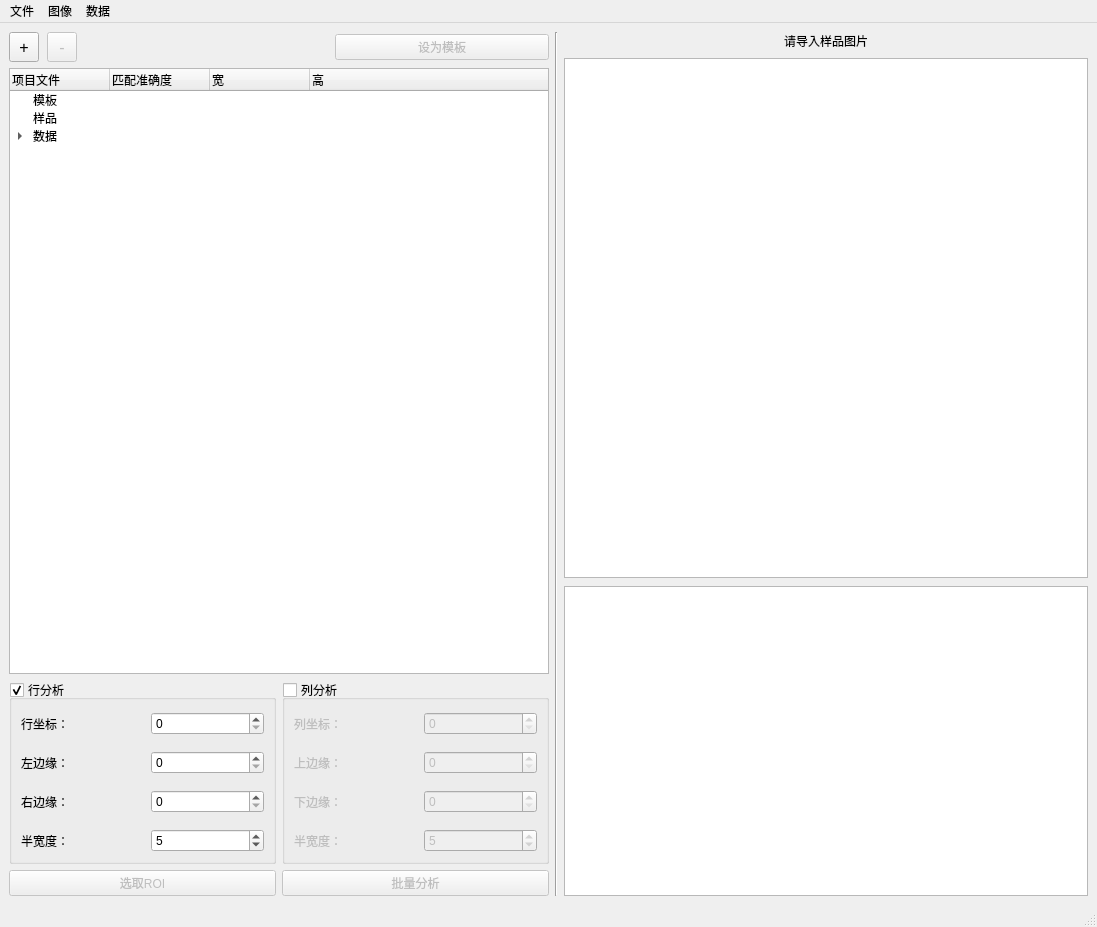
fupcode/strain-meter, file GUI/resources/main.ui: the form before one commit.
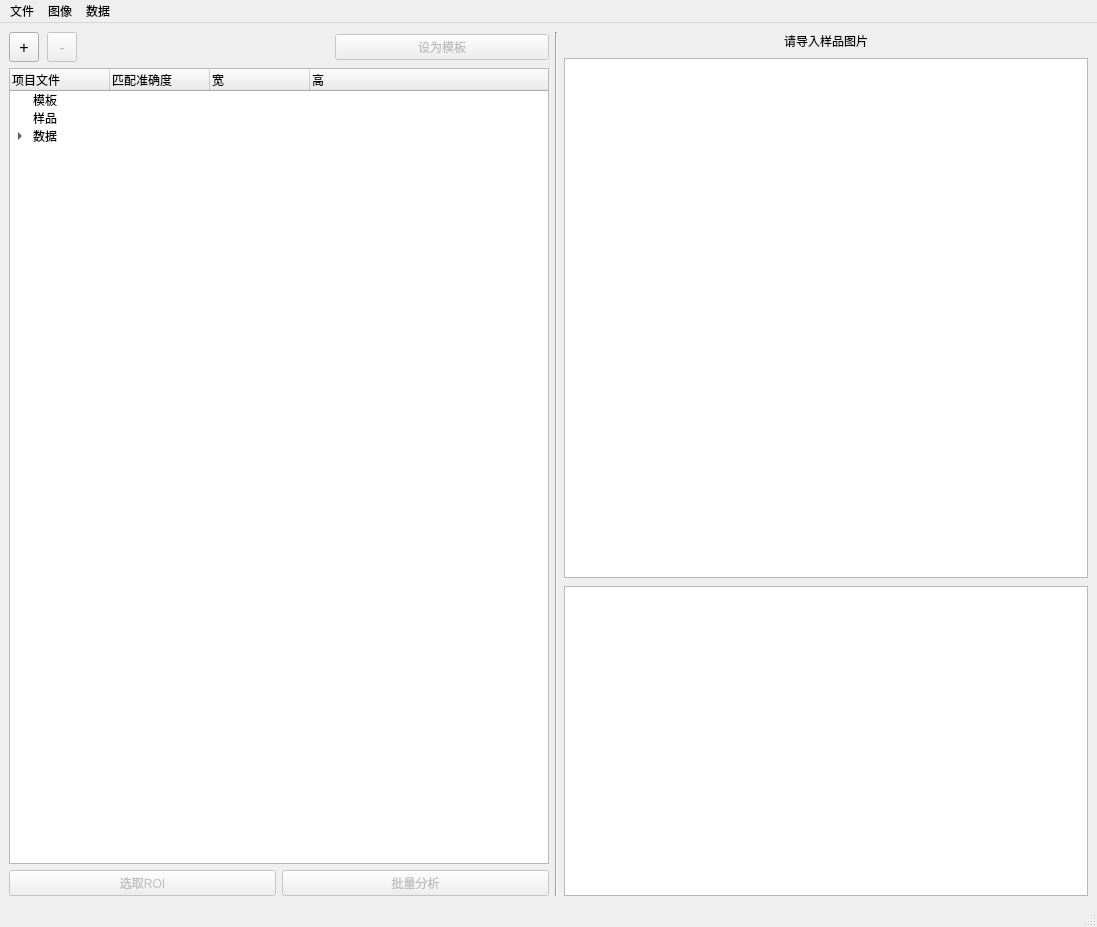
The form after the commit.

The edit to the form file:
```diff
--- a/GUI/resources/main.ui
+++ b/GUI/resources/main.ui
@@ -186,219 +186,6 @@
         </item>
        </widget>
       </item>
-      <item>
-       <layout class="QHBoxLayout" name="horizontalLayout_5">
-        <item>
-         <widget class="QGroupBox" name="groupBox_row">
-          <property name="sizePolicy">
-           <sizepolicy hsizetype="Preferred" vsizetype="Fixed">
-            <horstretch>0</horstretch>
-            <verstretch>0</verstretch>
-           </sizepolicy>
-          </property>
-          <property name="title">
-           <string>行分析</string>
-          </property>
-          <property name="flat">
-           <bool>false</bool>
-          </property>
-          <property name="checkable">
-           <bool>true</bool>
-          </property>
-          <layout class="QVBoxLayout" name="verticalLayout">
-           <property name="spacing">
-            <number>16</number>
-           </property>
-           <property name="topMargin">
-            <number>12</number>
-           </property>
-           <property name="rightMargin">
-            <number>9</number>
-           </property>
-           <item>
-            <layout class="QHBoxLayout" name="horizontalLayout">
-             <item>
-              <widget class="QLabel" name="label_position">
-               <property name="text">
-                <string>行坐标：</string>
-               </property>
-              </widget>
-             </item>
-             <item>
-              <widget class="QSpinBox" name="spinBox_position">
-               <property name="sizePolicy">
-                <sizepolicy hsizetype="Minimum" vsizetype="Fixed">
-                 <horstretch>0</horstretch>
-                 <verstretch>0</verstretch>
-                </sizepolicy>
-               </property>
-               <property name="minimumSize">
-                <size>
-                 <width>0</width>
-                 <height>0</height>
-                </size>
-               </property>
-              </widget>
-             </item>
-            </layout>
-           </item>
-           <item>
-            <layout class="QHBoxLayout" name="horizontalLayout_2">
-             <item>
-              <widget class="QLabel" name="label_edge1">
-               <property name="text">
-                <string>左边缘：</string>
-               </property>
-              </widget>
-             </item>
-             <item>
-              <widget class="QSpinBox" name="spinBox_edge1"/>
-             </item>
-            </layout>
-           </item>
-           <item>
-            <layout class="QHBoxLayout" name="horizontalLayout_3">
-             <item>
-              <widget class="QLabel" name="label_edge2">
-               <property name="text">
-                <string>右边缘：</string>
-               </property>
-              </widget>
-             </item>
-             <item>
-              <widget class="QSpinBox" name="spinBox_edge2"/>
-             </item>
-            </layout>
-           </item>
-           <item>
-            <layout class="QHBoxLayout" name="horizontalLayout_4">
-             <item>
-              <widget class="QLabel" name="label_width">
-               <property name="text">
-                <string>半宽度：</string>
-               </property>
-              </widget>
-             </item>
-             <item>
-              <widget class="QSpinBox" name="spinBox_width">
-               <property name="value">
-                <number>5</number>
-               </property>
-              </widget>
-             </item>
-            </layout>
-           </item>
-          </layout>
-         </widget>
-        </item>
-        <item>
-         <widget class="QGroupBox" name="groupBox_col">
-          <property name="sizePolicy">
-           <sizepolicy hsizetype="Preferred" vsizetype="Fixed">
-            <horstretch>0</horstretch>
-            <verstretch>0</verstretch>
-           </sizepolicy>
-          </property>
-          <property name="title">
-           <string>列分析</string>
-          </property>
-          <property name="flat">
-           <bool>false</bool>
-          </property>
-          <property name="checkable">
-           <bool>true</bool>
-          </property>
-          <property name="checked">
-           <bool>false</bool>
-          </property>
-          <layout class="QVBoxLayout" name="verticalLayout_4">
-           <property name="spacing">
-            <number>16</number>
-           </property>
-           <property name="topMargin">
-            <number>12</number>
-           </property>
-           <property name="rightMargin">
-            <number>9</number>
-           </property>
-           <item>
-            <layout class="QHBoxLayout" name="horizontalLayout_10">
-             <item>
-              <widget class="QLabel" name="label_position_2">
-               <property name="text">
-                <string>列坐标：</string>
-               </property>
-              </widget>
-             </item>
-             <item>
-              <widget class="QSpinBox" name="spinBox_position_2">
-               <property name="sizePolicy">
-                <sizepolicy hsizetype="Minimum" vsizetype="Fixed">
-                 <horstretch>0</horstretch>
-                 <verstretch>0</verstretch>
-                </sizepolicy>
-               </property>
-               <property name="minimumSize">
-                <size>
-                 <width>0</width>
-                 <height>0</height>
-                </size>
-               </property>
-              </widget>
-             </item>
-            </layout>
-           </item>
-           <item>
-            <layout class="QHBoxLayout" name="horizontalLayout_11">
-             <item>
-              <widget class="QLabel" name="label_edge1_2">
-               <property name="text">
-                <string>上边缘：</string>
-               </property>
-              </widget>
-             </item>
-             <item>
-              <widget class="QSpinBox" name="spinBox_edge1_2"/>
-             </item>
-            </layout>
-           </item>
-           <item>
-            <layout class="QHBoxLayout" name="horizontalLayout_12">
-             <item>
-              <widget class="QLabel" name="label_edge2_2">
-               <property name="text">
-                <string>下边缘：</string>
-               </property>
-              </widget>
-             </item>
-             <item>
-              <widget class="QSpinBox" name="spinBox_edge2_2"/>
-             </item>
-            </layout>
-           </item>
-           <item>
-            <layout class="QHBoxLayout" name="horizontalLayout_13">
-             <item>
-              <widget class="QLabel" name="label_width_2">
-               <property name="text">
-                <string>半宽度：</string>
-               </property>
-              </widget>
-             </item>
-             <item>
-              <widget class="QSpinBox" name="spinBox_width_2">
-               <property name="value">
-                <number>5</number>
-               </property>
-              </widget>
-             </item>
-            </layout>
-           </item>
-          </layout>
-         </widget>
-        </item>
-       </layout>
-      </item>
       <item>
        <layout class="QHBoxLayout" name="horizontalLayout_6">
         <item>
```
